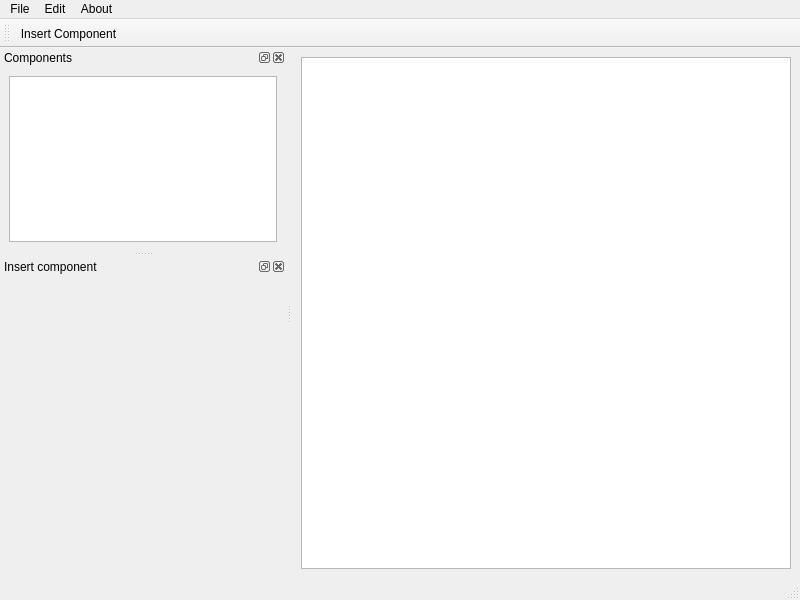
First picture: the form in src/ui/mainwindow.ui, repository HarisGusic/ohmcha, before the edit.
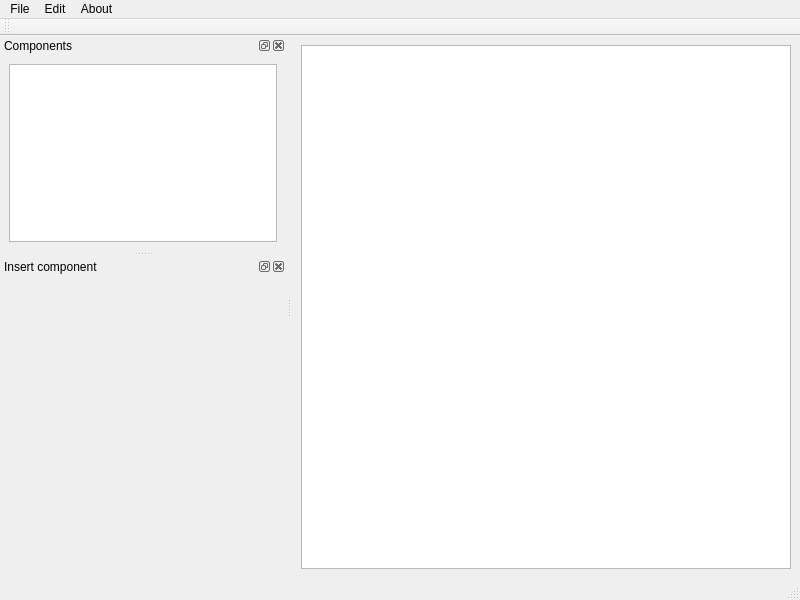
Second picture: the form after the edit. Icons and pictures are not drawn. Custom widgets are drawn as their Qt base class.

Commit message: Remove insertComponent from toolbar

Diff of the .ui file:
```diff
--- a/src/ui/mainwindow.ui
+++ b/src/ui/mainwindow.ui
@@ -64,7 +64,6 @@
    <attribute name="toolBarBreak">
     <bool>false</bool>
    </attribute>
-   <addaction name="actionInsertComponent"/>
   </widget>
   <widget class="QDockWidget" name="dockComponents">
    <property name="enabled">
@@ -119,11 +118,6 @@
     <layout class="QVBoxLayout" name="verticalLayout_2"/>
    </widget>
   </widget>
-  <action name="actionInsertComponent">
-   <property name="text">
-    <string>Insert Component...</string>
-   </property>
-  </action>
  </widget>
  <customwidgets>
   <customwidget>
```
Left out of the diff: 1 changed line with no effect on the pictures. The commit also changes 2 other files.
